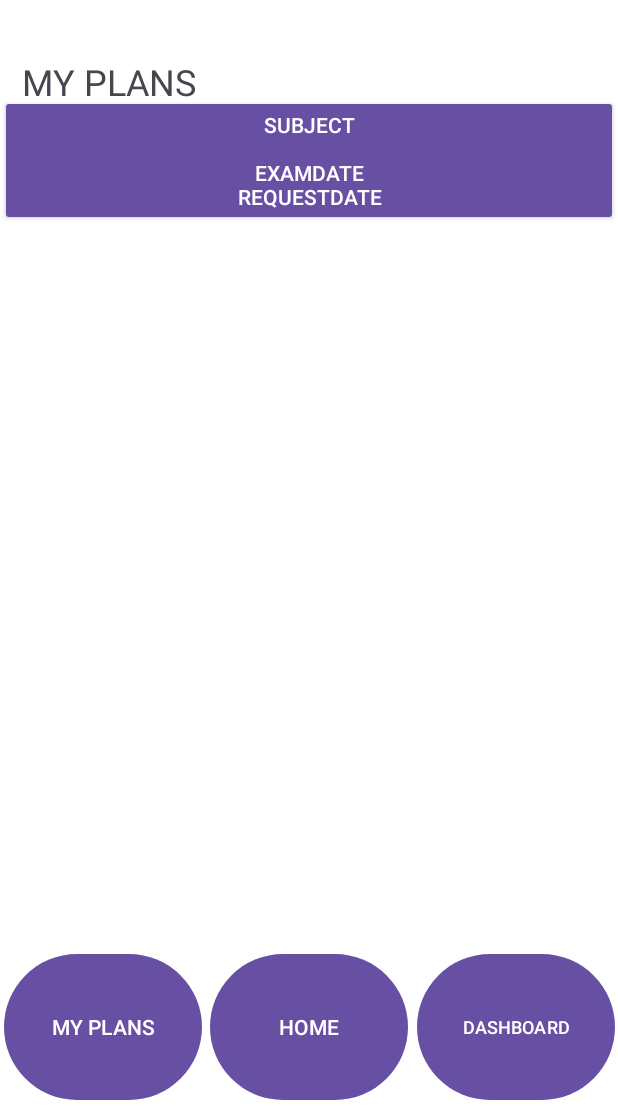
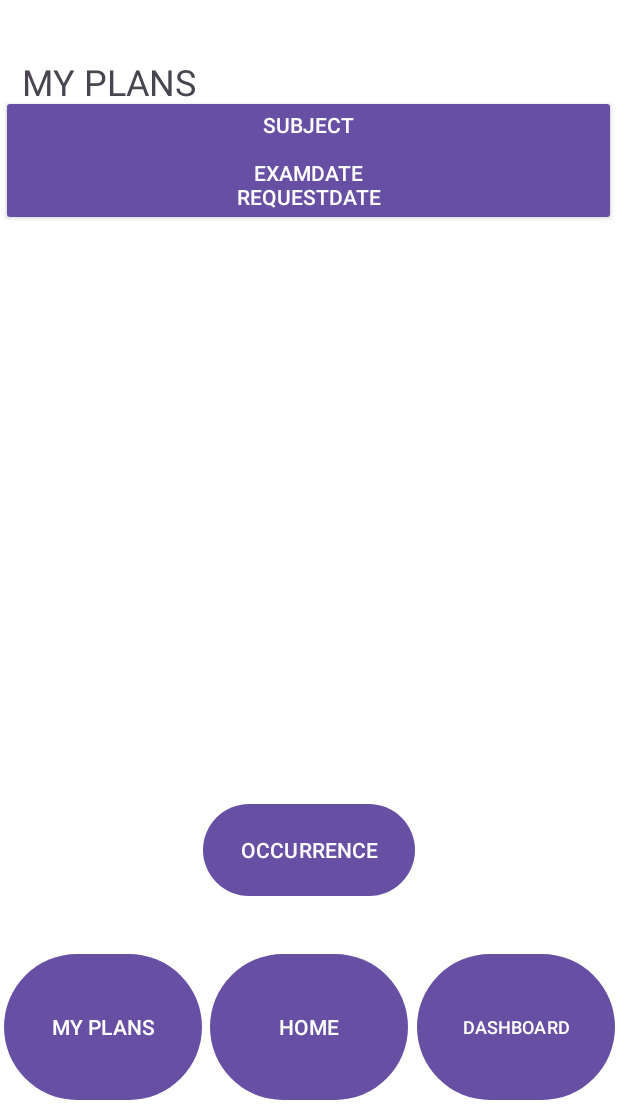
Before and after one commit to barbioo/UniPlan, an Android app: the layout activity_plan.xml on its own in the app's theme, with its tools: preview values and no code run, on a phone screen of 412 x 824 dp, the part 130-1236 px from its top. Run offline under Robolectric (Android 15) with nearby library versions, the phone set to English and light mode, and no system bars.

Commit message:
collegamento myplan occurrence

```diff
--- a/app/src/main/java/com/main/uniplan/Plan.kt
+++ b/app/src/main/java/com/main/uniplan/Plan.kt
@@ -47,6 +47,12 @@ class Plan : AppCompatActivity() {
         }
     }
 
+
+    fun occurrence(view: View?) {
+        val intent = Intent(this, Occurrence::class.java)
+        startActivity(intent)
+    }
+
     fun plan(view: View?) {
         val intent = Intent(this, Plan::class.java)
         startActivity(intent)
--- a/app/src/main/res/layout/activity_occurrence.xml
+++ b/app/src/main/res/layout/activity_occurrence.xml
@@ -16,8 +16,10 @@
         android:textSize="16sp"
         app:layout_constraintBottom_toBottomOf="@+id/button3"
         app:layout_constraintEnd_toEndOf="parent"
+        app:layout_constraintHorizontal_bias="0.0"
         app:layout_constraintStart_toStartOf="parent"
-        app:layout_constraintTop_toTopOf="parent" />
+        app:layout_constraintTop_toTopOf="parent"
+        app:layout_constraintVertical_bias="0.258" />
 
     <TextView
         android:id="@+id/textView6"
--- a/app/src/main/res/layout/activity_plan.xml
+++ b/app/src/main/res/layout/activity_plan.xml
@@ -19,12 +19,14 @@
 
     <ScrollView
         android:id="@+id/scrollView"
-        android:layout_width="match_parent"
-        android:layout_height="match_parent"
+        android:layout_width="410dp"
+        android:layout_height="733dp"
         app:layout_constraintBottom_toBottomOf="parent"
         app:layout_constraintEnd_toEndOf="parent"
+        app:layout_constraintHorizontal_bias="0.49"
         app:layout_constraintStart_toStartOf="parent"
-        app:layout_constraintTop_toTopOf="parent">
+        app:layout_constraintTop_toTopOf="parent"
+        app:layout_constraintVertical_bias="0.0">
 
         <LinearLayout
             android:id="@+id/rootLayout"
@@ -36,10 +38,10 @@
 
             <Button
                 android:id="@+id/button7"
+                style="@style/Widget.AppCompat.Button.Colored"
                 android:layout_width="match_parent"
                 android:layout_height="wrap_content"
                 android:layout_marginTop="150dp"
-                style="@style/Widget.AppCompat.Button.Colored"
                 android:text="Subject\n\nexamDate                                                            requestDate" />
         </LinearLayout>
     </ScrollView>
@@ -112,4 +114,16 @@
         tools:ignore="MissingConstraints"
         android:onClick="home" />
 
+    <Button
+        android:layout_width="141dp"
+        android:layout_height="69dp"
+        android:onClick="occurrence"
+        android:text="OCCURRENCE"
+        app:layout_constraintBottom_toBottomOf="parent"
+        app:layout_constraintEnd_toEndOf="parent"
+        app:layout_constraintStart_toStartOf="parent"
+        app:layout_constraintTop_toTopOf="parent"
+        app:layout_constraintVertical_bias="0.82"
+        tools:ignore="MissingConstraints" />
+
 </androidx.constraintlayout.widget.ConstraintLayout>
```
Also changed, not shown: 1 other file.
